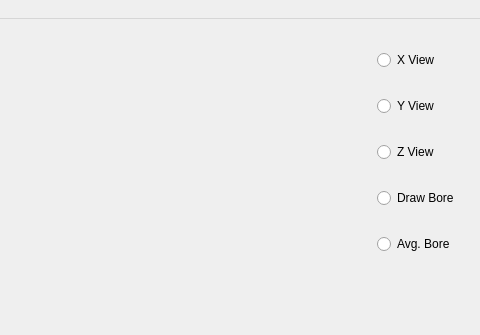
First picture: the form in mainwindow.ui, repository lewisfish/data_cube_viewer, before the edit; both pictures show x 255 to 735 and y 0 to 335 of the 735 by 509 pixel window.
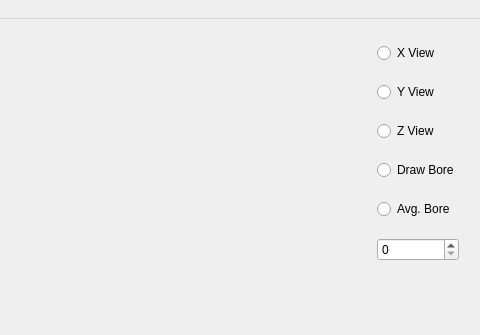
Second picture: the form after the edit. Icons and pictures are not drawn.

Commit message: added ability to change 4th dimension when viewing data cubes. added autoscale shortcut Ctrl-a

```diff
--- a/mainwindow.ui
+++ b/mainwindow.ui
@@ -71,6 +71,13 @@
         </property>
        </widget>
       </item>
+      <item>
+       <widget class="QSpinBox" name="spinBox">
+        <property name="maximum">
+         <number>3</number>
+        </property>
+       </widget>
+      </item>
      </layout>
     </item>
     <item row="1" column="2">
```
Left out of the diff: 3 changed lines with no effect on the pictures. The commit also changes 1 other file.
